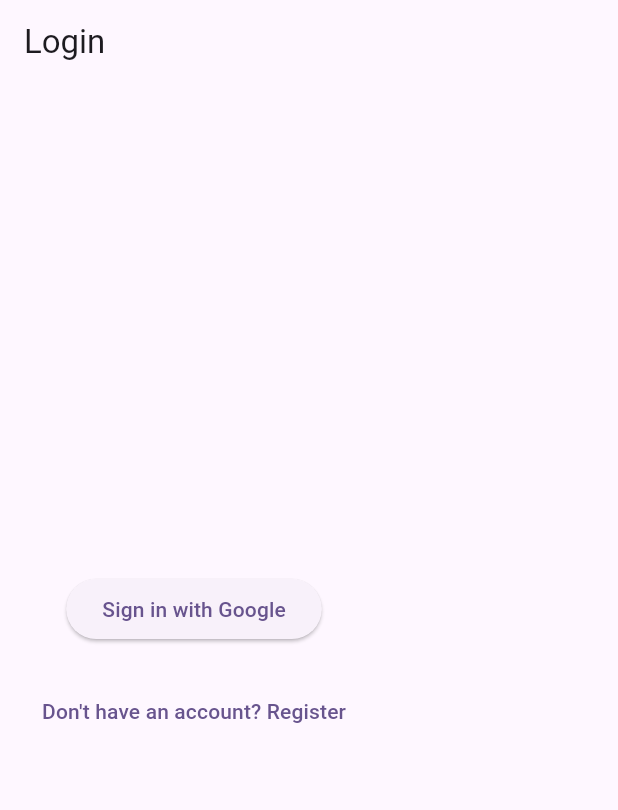
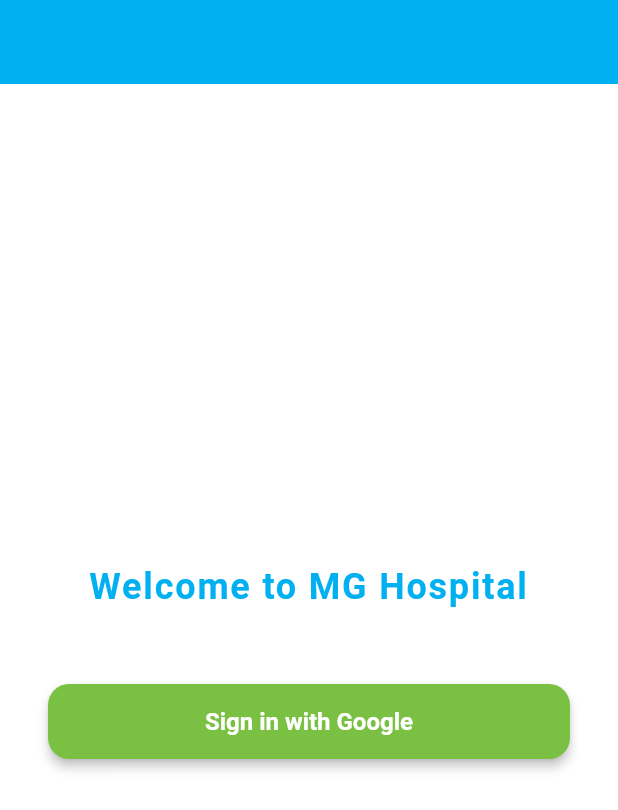
Before and after one commit to AbdulMannan19/MG-Hospital, a Flutter app: the screen it shows after launch, on a phone screen of 412 x 824 dp. Shown: the top 810 px of the screen. Run offline on Flutter 3.47's test engine with Material 3 defaults, Android fonts, the phone set to English and light mode, and no system bars; our stand-ins replace supabase_flutter; accounts and stored records are empty.

Commit message:
Update login page UI and main.dart configuration

```diff
--- a/lib/Authentication/login.dart
+++ b/lib/Authentication/login.dart
@@ -16,7 +16,6 @@ class _LoginPageState extends State<LoginPage> {
       final session = data.session;
       final user = session?.user;
       if (user != null) {
-        // Check if user exists in users table
         final response = await Supabase.instance.client
             .from('users')
             .select('id')
@@ -38,30 +37,62 @@ class _LoginPageState extends State<LoginPage> {
 
   @override
   Widget build(BuildContext context) {
+    // Color palette from logo
+    const Color primaryBlue = Color(0xFF00B0F0); // MG blue
+    const Color accentGreen = Color(0xFF7AC143); // HOSPITAL green
+
     return Scaffold(
       appBar: AppBar(
-        title: const Text('Login'),
+        backgroundColor: primaryBlue,
+        elevation: 0,
+        centerTitle: true,
       ),
-      body: Padding(
-        padding: const EdgeInsets.all(16.0),
+      backgroundColor: Colors.white,
+      body: Center(
+        child: Padding(
+          padding: const EdgeInsets.symmetric(horizontal: 32.0),
           child: Column(
             mainAxisAlignment: MainAxisAlignment.center,
+            crossAxisAlignment: CrossAxisAlignment.center,
             children: [
-            ElevatedButton(
+              const SizedBox(height: 24),
+              const Text(
+                'Welcome to MG Hospital',
+                style: TextStyle(
+                  fontSize: 24,
+                  fontWeight: FontWeight.bold,
+                  color: primaryBlue,
+                  letterSpacing: 1.2,
+                ),
+                textAlign: TextAlign.center,
+              ),
+              const SizedBox(height: 48),
+              SizedBox(
+                width: double.infinity,
+                height: 50,
+                child: ElevatedButton(
                   onPressed: () async {
                     await Supabase.instance.client.auth
                         .signInWithOAuth(OAuthProvider.google);
                   },
+                  style: ElevatedButton.styleFrom(
+                    backgroundColor: accentGreen,
+                    foregroundColor: Colors.white,
+                    elevation: 3,
+                    shape: RoundedRectangleBorder(
+                      borderRadius: BorderRadius.circular(14),
+                    ),
+                    textStyle: const TextStyle(
+                      fontSize: 16,
+                      fontWeight: FontWeight.w600,
+                    ),
+                  ),
                   child: const Text('Sign in with Google'),
                 ),
-            const SizedBox(height: 20),
-            TextButton(
-              onPressed: () {
-                Navigator.pushNamed(context, '/register');
-              },
-              child: const Text("Don't have an account? Register"),
               ),
+              const SizedBox(height: 24),
             ],
+          ),
         ),
       ),
     );
--- a/lib/main.dart
+++ b/lib/main.dart
@@ -40,6 +40,7 @@ class MyApp extends StatelessWidget {
   @override
   Widget build(BuildContext context) {
     return MaterialApp(
+      debugShowCheckedModeBanner: false,
       title: 'Flutter Demo',
       theme: ThemeData(
         colorScheme: ColorScheme.fromSeed(seedColor: Colors.deepPurple),
```
Lines whose indentation alone changed are shown as unchanged.
